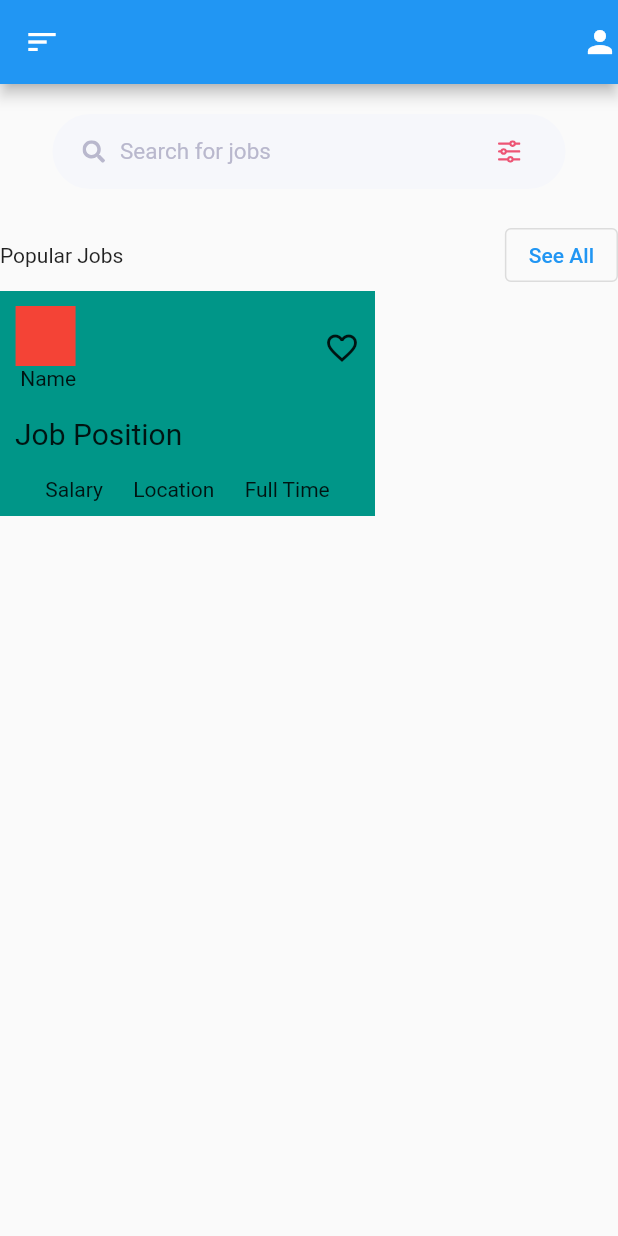
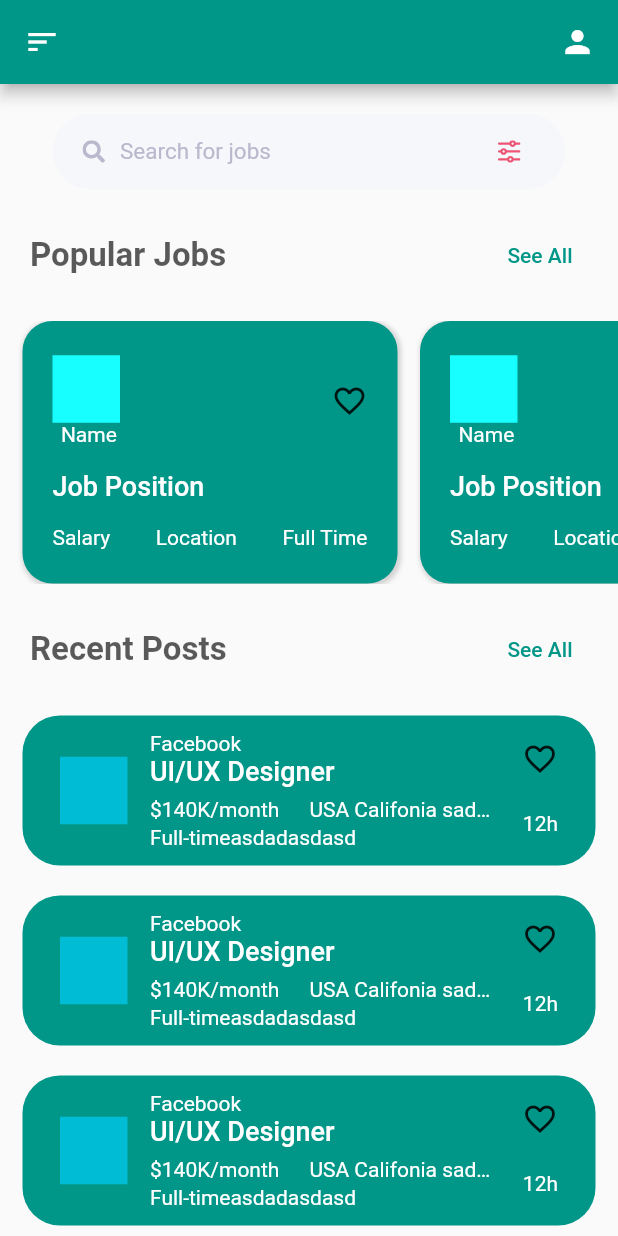
Before and after one commit to thetooaung07/job-portal, a Flutter app: the screen it shows after launch, on a phone screen of 412 x 824 dp. Run offline on Flutter 3.47's test engine with Material 2 defaults, Android fonts, the phone set to English and light mode, and no system bars; our stand-ins replace flutter_svg, get.

Commit message:
Home Ui and Initialize with GetX Routing

```diff
--- a/lib/components/popular_jobs.dart
+++ b/lib/components/popular_jobs.dart
@@ -1,7 +1,10 @@
 import 'package:flutter/cupertino.dart';
 import 'package:flutter/material.dart';
 import 'package:flutter_svg/flutter_svg.dart';
+import 'package:get/get.dart';
+import 'package:job_portal/components/showAllTextBanner.dart';
 import 'package:job_portal/constants.dart';
+import 'package:job_portal/routes/routes.dart';
 
 class PopularJobs extends StatelessWidget {
   const PopularJobs({Key? key}) : super(key: key);
@@ -11,17 +14,18 @@ class PopularJobs extends StatelessWidget {
     return Column(
       crossAxisAlignment: CrossAxisAlignment.start,
       children: [
-        Row(
-          mainAxisAlignment: MainAxisAlignment.spaceBetween,
-          children: [
-            Text("Popular Jobs"),
-            OutlinedButton(
-              onPressed: () {},
-              child: Text("See All"),
-            ),
-          ],
+        ShowAllTextBanner(
+          title: "Popular Jobs",
+          onPressed: () => Get.toNamed(RouteNames.popularJobs),
         ),
-        PopularJobCard(),
+        Container(
+          height: 175,
+          child: ListView.builder(
+            scrollDirection: Axis.horizontal,
+            itemCount: 5,
+            itemBuilder: (context, index) => PopularJobCard(),
+          ),
+        )
       ],
     );
   }
@@ -33,12 +37,15 @@ class PopularJobCard extends StatelessWidget {
   @override
   Widget build(BuildContext context) {
     return Container(
-      padding: EdgeInsets.symmetric(horizontal: 10, vertical: 10),
-      color: Colors.teal,
+      decoration: BoxDecoration(
+          borderRadius: BorderRadius.circular(20),
+          color: Colors.teal,
+          boxShadow: [kCardShadow]),
+      padding: EdgeInsets.symmetric(horizontal: 20, vertical: 15),
+      margin: EdgeInsets.only(left: 15),
       width: 250,
-      height: 150,
       child: Column(
-        mainAxisAlignment: MainAxisAlignment.spaceBetween,
+        mainAxisAlignment: MainAxisAlignment.spaceAround,
         crossAxisAlignment: CrossAxisAlignment.start,
         children: [
           Row(
@@ -47,9 +54,9 @@ class PopularJobCard extends StatelessWidget {
               Column(
                 children: [
                   Container(
-                    color: Colors.red,
-                    width: 40,
-                    height: 40,
+                    color: Colors.cyanAccent,
+                    width: 45,
+                    height: 45,
                   ),
                   Text(" Name"),
                 ],
@@ -62,13 +69,13 @@ class PopularJobCard extends StatelessWidget {
             style: kTitleTextStyle,
           ),
           Row(
-            mainAxisAlignment: MainAxisAlignment.spaceEvenly,
+            mainAxisAlignment: MainAxisAlignment.spaceBetween,
             children: [
               Text("Salary"),
               Text("Location"),
               Text("Full Time"),
             ],
-          )
+          ),
         ],
       ),
     );
--- /dev/null
+++ b/lib/components/recent_posts.dart
@@ -0,0 +1,129 @@
+import 'package:flutter/material.dart';
+import 'package:get/get.dart';
+import 'package:job_portal/components/showAllTextBanner.dart';
+import 'package:job_portal/constants.dart';
+import 'package:job_portal/routes/routes.dart';
+
+class RecentPosts extends StatelessWidget {
+  const RecentPosts({Key? key}) : super(key: key);
+
+  @override
+  Widget build(BuildContext context) {
+    return Column(
+      children: [
+        ShowAllTextBanner(
+          title: "Recent Posts",
+          onPressed: () => Get.toNamed(RouteNames.recentPosts),
+        ),
+        RecentPostCard(),
+        RecentPostCard(),
+        RecentPostCard(),
+        RecentPostCard(),
+      ],
+    );
+  }
+}
+
+class RecentPostCard extends StatelessWidget {
+  const RecentPostCard({Key? key}) : super(key: key);
+
+  @override
+  Widget build(BuildContext context) {
+    return Container(
+      padding: EdgeInsets.symmetric(horizontal: 25, vertical: 7),
+      margin: EdgeInsets.only(
+          left: kSpacingUnit * 1.5,
+          right: kSpacingUnit * 1.5,
+          bottom: kSpacingUnit * 2),
+      decoration: BoxDecoration(
+        borderRadius: BorderRadius.circular(25),
+        color: Colors.teal,
+      ),
+      height: 100,
+      child: Row(
+        mainAxisAlignment: MainAxisAlignment.spaceBetween,
+        children: [
+          Column(
+            mainAxisAlignment: MainAxisAlignment.center,
+            children: [
+              Container(
+                margin: EdgeInsets.only(right: 15),
+                color: Colors.cyan,
+                width: 45,
+                height: 45,
+              ),
+            ],
+          ),
+          Expanded(
+            child: Column(
+              mainAxisAlignment: MainAxisAlignment.center,
+              crossAxisAlignment: CrossAxisAlignment.start,
+              children: [
+                Padding(
+                  padding: const EdgeInsets.only(bottom: 7.0),
+                  child: Row(
+                    mainAxisAlignment: MainAxisAlignment.spaceBetween,
+                    children: [
+                      Column(
+                        crossAxisAlignment: CrossAxisAlignment.start,
+                        children: [
+                          Text("Facebook"),
+                          Text(
+                            "UI/UX Designer",
+                            style: kTitleTextStyle,
+                          ),
+                        ],
+                      ),
+                      Icon(Icons.favorite_outline),
+                    ],
+                  ),
+                ),
+                // Padding(
+                //   padding: const EdgeInsets.only(bottom: 10.0),
+                //   child: Text(
+                //     "UI/UX Designer",
+                //     style: kTitleTextStyle,
+                //   ),
+                // ),
+                Row(
+                  mainAxisAlignment: MainAxisAlignment.spaceBetween,
+                  children: [
+                    Expanded(
+                      child: Column(
+                        crossAxisAlignment: CrossAxisAlignment.start,
+                        children: [
+                          Row(
+                            children: [
+                              Text("\$140K/month"),
+                              SizedBox(
+                                width: 20,
+                              ),
+                              Flexible(
+                                child: Text(
+                                  "USA Califonia sadasda",
+                                  overflow: TextOverflow.ellipsis,
+                                ),
+                              ),
+                            ],
+                          ),
+                          SizedBox(
+                            height: 3,
+                          ),
+                          Text("Full-timeasdadasdasd"),
+                        ],
+                      ),
+                    ),
+                    SizedBox(
+                      width: 20,
+                    ),
+                    Text("12h"),
+                  ],
+                ),
+              ],
+            ),
+          ),
+        ],
+      ),
+    );
+  }
+}
--- /dev/null
+++ b/lib/components/showAllTextBanner.dart
@@ -0,0 +1,31 @@
+import 'package:flutter/material.dart';
+import 'package:job_portal/constants.dart';
+
+class ShowAllTextBanner extends StatelessWidget {
+  final String title;
+  final void Function()? onPressed;
+
+  const ShowAllTextBanner({Key? key, required this.title, this.onPressed})
+      : super(key: key);
+
+  @override
+  Widget build(BuildContext context) {
+    return Padding(
+      padding: EdgeInsets.symmetric(
+          horizontal: kSpacingUnit * 2, vertical: kSpacingUnit * 2),
+      child: Row(
+        mainAxisAlignment: MainAxisAlignment.spaceBetween,
+        children: [
+          Text(
+            title,
+            style: kHeaderTextStyle,
+          ),
+          TextButton(
+            onPressed: onPressed,
+            child: Text("See All"),
+          ),
+        ],
+      ),
+    );
+  }
+}
--- a/lib/constants.dart
+++ b/lib/constants.dart
@@ -1,17 +1,34 @@
 import 'package:flutter/material.dart';
 
 const Color kThemeColor = Colors.teal;
-final kSpacingUnit = 10.00;
-const kSilverColor = const Color(0xFFF6F7FB);
-const kAccentColor = const Color(0xFFED5575);
-const kPrimaryTextColor = const Color(0xFF211D42);
-const kSecondaryTextColor = const Color(0xFFB9B8CD);
+const double kSpacingUnit = 10.00;
+const Color kSilverColor = Color(0xFFF6F7FB);
+const Color kAccentColor = Color(0xFFED5575);
+const Color kPrimaryTextColor = Color(0xFF211D42);
+const Color kSecondaryTextColor = Color(0xFFB9B8CD);
 
-final kTitleTextStyle = TextStyle(
-  fontSize: 20,
+const TextStyle kHeaderTextStyle = TextStyle(
+  fontSize: 22,
+  fontWeight: FontWeight.bold,
+  color: Color.fromARGB(164, 0, 0, 0),
 );
 
-final kBodyTextStyle = TextStyle(
+const TextStyle kTitleTextStyle = TextStyle(
+  fontSize: 18,
+  fontWeight: FontWeight.w500,
+);
+const TextStyle kBodyTextStyle = TextStyle(
   color: kPrimaryTextColor,
   fontSize: 13,
 );
+
+const BoxShadow kCardShadow = BoxShadow(
+  color: Color.fromARGB(41, 0, 0, 0),
+  blurRadius: 2,
+  offset: Offset(1, 1),
+  spreadRadius: 1,
+);
+
+const TextStyle kCardBodyTextStyle = TextStyle(
+  color: Colors.white,
+);
--- a/lib/main.dart
+++ b/lib/main.dart
@@ -1,7 +1,10 @@
 import 'package:flutter/material.dart';
+import 'package:get/get.dart';
 import 'package:job_portal/components/homepage_searchbar.dart';
 import 'package:job_portal/components/popular_jobs.dart';
+import 'package:job_portal/components/recent_posts.dart';
 import 'package:job_portal/components/searchbar.dart';
+import 'package:job_portal/routes/routes.dart';
 
 void main() {
   runApp(const MyApp());
@@ -12,12 +15,24 @@ class MyApp extends StatelessWidget {
 
   @override
   Widget build(BuildContext context) {
-    return MaterialApp(
-      title: 'Flutter Demo',
+    return GetMaterialApp(
+      debugShowCheckedModeBanner: false,
+      title: 'Job Portal',
       theme: ThemeData(
-        primarySwatch: Colors.blue,
+        // appBarTheme: AppBarTheme(
+        //   textTheme: Theme.of(context).textTheme.apply(
+        //         bodyColor: const Color(0xff22215B),
+        //         displayColor: const Color(0xff22215B),
+        //       ),
+        // ),
+        textTheme: Theme.of(context).textTheme.apply(
+              bodyColor: Colors.white,
+              displayColor: Colors.yellow,
             ),
-      home: const HomePage(),
+        primarySwatch: Colors.teal,
+      ),
+      initialRoute: RouteNames.home,
+      getPages: routes(),
     );
   }
 }
@@ -30,19 +45,27 @@ class HomePage extends StatelessWidget {
     return Scaffold(
       appBar: AppBar(
         leading: const Icon(Icons.sort),
-        actions: const [Icon(Icons.person)],
+        actions: const [
+          Icon(Icons.person),
+          SizedBox(
+            width: 15,
+          )
+        ],
       ),
-      body: Column(
+      body: SingleChildScrollView(
+        child: Column(
           children: const [
             //Search Bar
             Padding(
-            padding: EdgeInsets.symmetric(horizontal: 35.0, vertical: 20.0),
+              padding: EdgeInsets.only(left: 35.0, right: 35.0, top: 20.0),
               child: HomePageSearchBar(),
             ),
             //Popular Job
             PopularJobs(),
             //Recent Post
+            RecentPosts(),
           ],
+        ),
       ),
     );
   }
--- /dev/null
+++ b/lib/routes/routes.dart
@@ -0,0 +1,25 @@
+import 'package:get/get.dart';
+import 'package:job_portal/main.dart';
+import 'package:job_portal/view/popular_jobs_page.dart';
+import 'package:job_portal/view/recent_posts_page.dart';
+
+class RouteNames {
+  static String home = "/home";
+  static String popularJobs = "/popular-jobs";
+  static String recentPosts = "/recent-posts";
+}
+
+routes() => [
+      GetPage(
+        name: RouteNames.home,
+        page: () => HomePage(),
+      ),
+      GetPage(
+        name: RouteNames.popularJobs,
+        page: () => const PopularJobsPage(),
+      ),
+      GetPage(
+        name: RouteNames.recentPosts,
+        page: () => RecentPostsPage(),
+      ),
+    ];
--- a/lib/view/popular_jobs_page.dart
+++ b/lib/view/popular_jobs_page.dart
@@ -0,0 +1,12 @@
+import 'package:flutter/material.dart';
+
+class PopularJobsPage extends StatelessWidget {
+  const PopularJobsPage({Key? key}) : super(key: key);
+
+  @override
+  Widget build(BuildContext context) {
+    return Scaffold(
+      appBar: AppBar(title: Text("Popular Jobs")),
+    );
+  }
+}
--- /dev/null
+++ b/lib/view/recent_posts_page.dart
@@ -0,0 +1,12 @@
+import 'package:flutter/material.dart';
+
+class RecentPostsPage extends StatelessWidget {
+  const RecentPostsPage({Key? key}) : super(key: key);
+
+  @override
+  Widget build(BuildContext context) {
+    return Scaffold(
+      appBar: AppBar(title: Text("Recent Posts")),
+    );
+  }
+}
```
Also changed, not shown: assets/fonts/CircularAir-Light.ttf (added), assets/fonts/CircularStd-Bold.ttf (added), assets/fonts/CircularStd-Medium.ttf (added), lib/view/recent_post_page.dart (deleted). Lines whose indentation alone changed are shown as unchanged.
